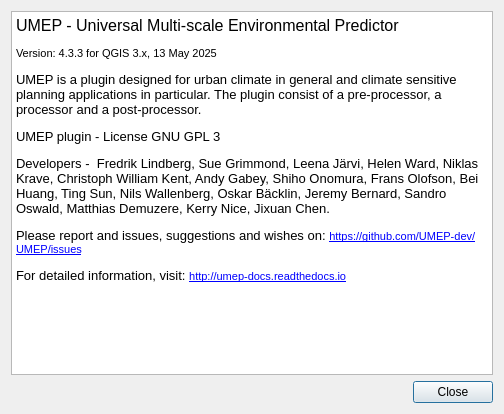
UMEP-dev/UMEP, file UMEP_about.ui: the form before one commit.
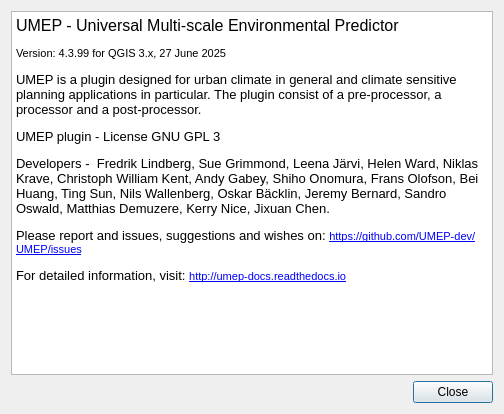
The form after the commit.

Diff of the .ui file:
```diff
--- a/UMEP_about.ui
+++ b/UMEP_about.ui
@@ -31,7 +31,7 @@
 p, li { white-space: pre-wrap; }
 &lt;/style&gt;&lt;/head&gt;&lt;body style=&quot; font-family:'MS Shell Dlg 2'; font-size:7.8pt; font-weight:400; font-style:normal;&quot;&gt;
 &lt;p style=&quot; margin-top:0px; margin-bottom:0px; margin-left:0px; margin-right:0px; -qt-block-indent:0; text-indent:0px;&quot;&gt;&lt;span style=&quot; font-size:12pt;&quot;&gt;UMEP - Universal Multi-scale Environmental Predictor &lt;/span&gt;&lt;/p&gt;
-&lt;p style=&quot; margin-top:12px; margin-bottom:12px; margin-left:0px; margin-right:0px; -qt-block-indent:0; text-indent:0px;&quot;&gt;&lt;span style=&quot; font-size:8pt;&quot;&gt;Version: 4.3.3 for QGIS 3.x, 13 May 2025&lt;/span&gt;&lt;/p&gt;
+&lt;p style=&quot; margin-top:12px; margin-bottom:12px; margin-left:0px; margin-right:0px; -qt-block-indent:0; text-indent:0px;&quot;&gt;&lt;span style=&quot; font-size:8pt;&quot;&gt;Version: 4.3.99 for QGIS 3.x, 27 June 2025&lt;/span&gt;&lt;/p&gt;
 &lt;p style=&quot; margin-top:12px; margin-bottom:12px; margin-left:0px; margin-right:0px; -qt-block-indent:0; text-indent:0px;&quot;&gt;&lt;span style=&quot; font-size:10pt;&quot;&gt;UMEP is a plugin designed for urban climate in general and climate sensitive planning applications in particular. The plugin consist of a pre-processor, a processor and a post-processor.&lt;/span&gt;&lt;/p&gt;
 &lt;p style=&quot; margin-top:12px; margin-bottom:12px; margin-left:0px; margin-right:0px; -qt-block-indent:0; text-indent:0px;&quot;&gt;&lt;span style=&quot; font-size:10pt;&quot;&gt;UMEP plugin - License GNU GPL 3&lt;/span&gt;&lt;/p&gt;
 &lt;p style=&quot; margin-top:12px; margin-bottom:12px; margin-left:0px; margin-right:0px; -qt-block-indent:0; text-indent:0px;&quot;&gt;&lt;span style=&quot; font-size:10pt;&quot;&gt;Developers -  Fredrik Lindberg, Sue Grimmond, Leena Järvi, Helen Ward, Niklas Krave, Christoph William Kent, Andy Gabey, Shiho Onomura, Frans Olofson, Bei Huang, Ting Sun, Nils Wallenberg, Oskar Bäcklin, Jeremy Bernard, Sandro Oswald, Matthias Demuzere, Kerry Nice, Jixuan Chen.&lt;/span&gt;&lt;/p&gt;
```
